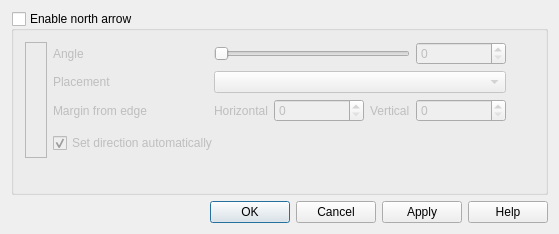
This is src/ui/qgsdecorationnortharrowdialog.ui in carsmie/QGIS as Qt 5 draws it before an edit. The edited form follows.
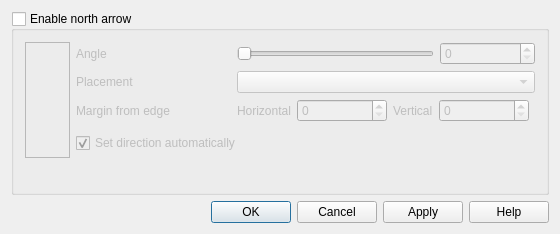
This is the edited form. Icons and pictures are not drawn. Custom widgets are drawn as their Qt base class.

Patch:
```diff
--- a/src/ui/qgsdecorationnortharrowdialog.ui
+++ b/src/ui/qgsdecorationnortharrowdialog.ui
@@ -6,7 +6,7 @@
    <rect>
     <x>0</x>
     <y>0</y>
-    <width>559</width>
+    <width>560</width>
     <height>234</height>
    </rect>
   </property>
@@ -31,6 +31,75 @@
       <bool>false</bool>
      </property>
      <layout class="QGridLayout" name="gridLayout">
+      <item row="2" column="2" colspan="3">
+       <layout class="QHBoxLayout" name="horizontalLayout">
+        <item>
+         <widget class="QLabel" name="labelHorizontal">
+          <property name="text">
+           <string>Horizontal</string>
+          </property>
+         </widget>
+        </item>
+        <item>
+         <widget class="QgsSpinBox" name="spinVertical">
+          <property name="minimumSize">
+           <size>
+            <width>90</width>
+            <height>0</height>
+           </size>
+          </property>
+          <property name="whatsThis">
+           <string extracomment="Distance from the top of the canvas as a percentage of page height"/>
+          </property>
+          <property name="minimum">
+           <number>0</number>
+          </property>
+          <property name="maximum">
+           <number>100</number>
+          </property>
+          <property name="value">
+           <number>0</number>
+          </property>
+         </widget>
+        </item>
+        <item>
+         <widget class="QLabel" name="labelVertical">
+          <property name="text">
+           <string>Vertical</string>
+          </property>
+         </widget>
+        </item>
+        <item>
+         <widget class="QgsSpinBox" name="spinHorizontal">
+          <property name="minimumSize">
+           <size>
+            <width>90</width>
+            <height>0</height>
+           </size>
+          </property>
+          <property name="whatsThis">
+           <string extracomment="Distance from the left of the canvas as a percentage of page width"/>
+          </property>
+          <property name="minimum">
+           <number>0</number>
+          </property>
+          <property name="maximum">
+           <number>100</number>
+          </property>
+          <property name="value">
+           <number>0</number>
+          </property>
+         </widget>
+        </item>
+        <item>
+         <widget class="QgsUnitSelectionWidget" name="wgtUnitSelection" native="true">
+          <property name="focusPolicy">
+           <enum>Qt::StrongFocus</enum>
+          </property>
+         </widget>
+        </item>
+       </layout>
+      </item>
       <item row="0" column="1">
        <widget class="QLabel" name="textLabel6">
         <property name="sizePolicy">
@@ -53,7 +122,7 @@
         </property>
        </widget>
       </item>
-      <item row="0" column="5">
+      <item row="0" column="4">
        <widget class="QSpinBox" name="spinAngle">
         <property name="maximum">
          <number>360</number>
@@ -89,67 +158,13 @@
         </property>
        </widget>
       </item>
-      <item row="2" column="2">
-       <widget class="QLabel" name="labelHorizontal">
-        <property name="text">
-         <string>Horizontal</string>
+      <item row="1" column="2" colspan="3">
+       <widget class="QComboBox" name="cboPlacement">
+        <property name="toolTip">
+         <string>Placement on screen</string>
         </property>
        </widget>
       </item>
-      <item row="2" column="3">
-       <widget class="QgsSpinBox" name="spinHorizontal">
-        <property name="minimumSize">
-         <size>
-          <width>90</width>
-          <height>0</height>
-         </size>
-        </property>
-        <property name="whatsThis">
-         <string extracomment="Distance from the left of the canvas as a percentage of page width"/>
-        </property>
-        <property name="minimum">
-         <number>0</number>
-        </property>
-        <property name="maximum">
-         <number>100</number>
-        </property>
-        <property name="value">
-         <number>0</number>
-        </property>
-       </widget>
-      </item>
-      <item row="2" column="4">
-       <widget class="QLabel" name="labelVertical">
-        <property name="text">
-         <string>Vertical</string>
-        </property>
-       </widget>
-      </item>
-      <item row="2" column="5">
-       <widget class="QgsSpinBox" name="spinVertical">
-        <property name="minimumSize">
-         <size>
-          <width>90</width>
-          <height>0</height>
-         </size>
-        </property>
-        <property name="whatsThis">
-         <string extracomment="Distance from the top of the canvas as a percentage of page height"/>
-        </property>
-        <property name="minimum">
-         <number>0</number>
-        </property>
-        <property name="maximum">
-         <number>100</number>
-        </property>
-        <property name="value">
-         <number>0</number>
-        </property>
-       </widget>
-      </item>
-      <item row="2" column="6">
-       <widget class="QgsUnitSelectionWidget" name="wgtUnitSelection" native="true"/>
-      </item>
       <item row="3" column="1" colspan="2">
        <widget class="QCheckBox" name="cboxAutomatic">
         <property name="sizePolicy">
@@ -191,14 +206,7 @@
         </property>
        </spacer>
       </item>
-      <item row="1" column="2" colspan="4">
-       <widget class="QComboBox" name="cboPlacement">
-        <property name="toolTip">
-         <string>Placement on screen</string>
-        </property>
-       </widget>
-      </item>
-      <item row="0" column="2" colspan="3">
+      <item row="0" column="2" colspan="2">
        <widget class="QSlider" name="sliderRotation">
         <property name="toolTip">
          <string/>
```
Left out of the diff: 7 changed lines with no effect on the pictures.
